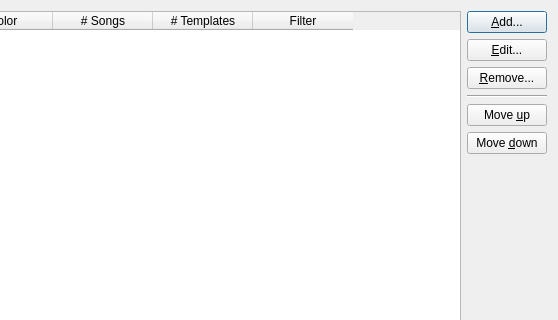
This is DlgManageFilters.ui in madmaxoft/SkauTan as Qt 5 draws it before an edit; both pictures show x 359 to 917 and y 0 to 320 of the 917 by 539 pixel window. The edited form follows.
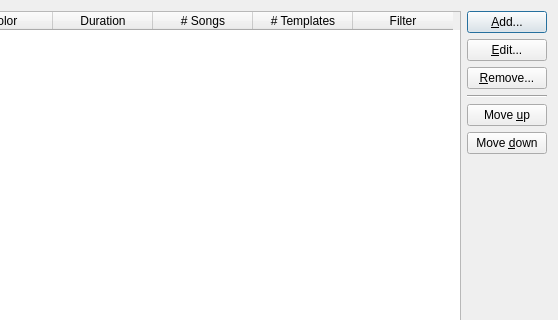
This is the edited form.

```diff
--- a/DlgManageFilters.ui
+++ b/DlgManageFilters.ui
@@ -51,6 +51,11 @@
        <string>Color</string>
       </property>
      </column>
+     <column>
+      <property name="text">
+       <string>Duration</string>
+      </property>
+     </column>
      <column>
       <property name="text">
        <string># Songs</string>
```
